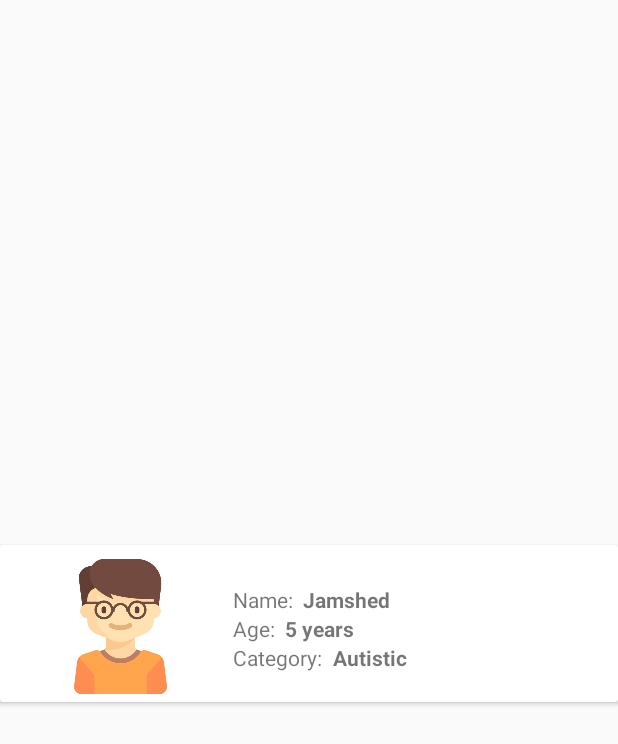
After one commit to mahnoormmalik/SProj, an Android app: the layout student_card_view.xml on its own in the app's theme, with its tools: preview values and no code run, on a phone screen of 412 x 824 dp. The commit adds this screen. Shown: the top 744 px of the screen. Run offline under Robolectric (Android 15) with nearby library versions, the phone set to English and light mode, and no system bars.

Commit message:
card_view

```diff
--- a/app/build.gradle
+++ b/app/build.gradle
@@ -31,6 +31,7 @@ dependencies {
     })
     compile 'com.android.support:appcompat-v7:25.3.0'
     compile 'com.android.support.constraint:constraint-layout:1.0.2'
+    compile 'com.android.support:cardview-v7:25.3.0'
     compile 'com.estimote:sdk:1.4.0'
     compile 'com.google.firebase:firebase-core:11.8.0'
     compile 'com.google.firebase:firebase-storage:11.8.0'
--- a/app/src/main/java/com/example/sproj/sproj/MainActivity.java
+++ b/app/src/main/java/com/example/sproj/sproj/MainActivity.java
@@ -57,7 +57,7 @@ public class MainActivity extends AppCompatActivity {
 //                .load(mStorageRef)
 //                .into(image);
 
-        // Sound code hereee
+        // Sound code here
         final MediaPlayer waterMP = MediaPlayer.create(this, R.raw.paani);
 
         ImageButton waterSound = (ImageButton) this.findViewById(R.id.image1);
--- /dev/null
+++ b/app/src/main/res/layout/student_card_view.xml
@@ -0,0 +1,98 @@
+<android.support.v7.widget.CardView xmlns:android="http://schemas.android.com/apk/res/android"
+    xmlns:app="http://schemas.android.com/apk/res-auto"
+    xmlns:tools="http://schemas.android.com/tools"
+    android:id="@+id/cardView"
+    android:layout_width="match_parent"
+    android:layout_height="wrap_content"
+    android:layout_marginTop="4dp"
+    android:layout_gravity="center"
+    app:contentPadding="5dp"
+    app:cardElevation="2dp"
+    app:cardCornerRadius="2dp"
+    app:cardBackgroundColor="#FFFFFF">
+    <android.support.v7.widget.LinearLayoutCompat
+        android:layout_width="match_parent"
+        android:layout_height="wrap_content"
+        android:orientation="horizontal"
+        android:id="@+id/root_horizontal">
+        <android.support.v7.widget.LinearLayoutCompat
+            android:layout_width="150dp"
+            android:layout_height="match_parent"
+            android:orientation="vertical"
+            android:paddingTop="4dp"
+            android:id="@+id/left_vertical">
+            <ImageView
+                android:layout_width="match_parent"
+                android:layout_height="90dp"
+                android:layout_weight="1"
+                android:id="@+id/org_image"
+                android:src="@drawable/boy" />
+        </android.support.v7.widget.LinearLayoutCompat>
+        <android.support.v7.widget.LinearLayoutCompat
+            android:layout_width="match_parent"
+            android:layout_height="match_parent"
+            android:orientation="vertical"
+            android:paddingRight="4dp"
+            android:id="@+id/right_vertical">
+            <android.support.v7.widget.LinearLayoutCompat
+                android:layout_width="wrap_content"
+                android:layout_height="wrap_content"
+                android:orientation="horizontal"
+                android:id="@+id/name_horizontal">
+                <android.support.v7.widget.AppCompatTextView
+                    android:layout_width="wrap_content"
+                    android:layout_height="wrap_content"
+                    android:id="@+id/name_label"
+                    android:layout_weight="1"
+                    android:text="Name:  "
+                    android:paddingTop="21dp"
+                    />
+                <android.support.v7.widget.AppCompatTextView
+                    android:layout_width="wrap_content"
+                    android:layout_height="wrap_content"
+                    android:id="@+id/name"
+                    android:layout_weight="0"
+                    android:text="Jamshed"
+                    android:textStyle="normal|bold" />
+            </android.support.v7.widget.LinearLayoutCompat>
+            <android.support.v7.widget.LinearLayoutCompat
+                android:layout_width="wrap_content"
+                android:layout_height="wrap_content"
+                android:orientation="horizontal"
+                android:id="@+id/when_horizontal">
+                <android.support.v7.widget.AppCompatTextView
+                    android:layout_width="wrap_content"
+                    android:layout_height="wrap_content"
+                    android:id="@+id/when_label"
+                    android:layout_weight="1"
+                    android:text="Age:  "/>
+                <android.support.v7.widget.AppCompatTextView
+                    android:layout_width="wrap_content"
+                    android:layout_height="wrap_content"
+                    android:id="@+id/time"
+                    android:layout_weight="0"
+                    android:text="5 years"
+                    android:textStyle="normal|bold" />
+            </android.support.v7.widget.LinearLayoutCompat>
+            <android.support.v7.widget.LinearLayoutCompat
+                android:layout_width="wrap_content"
+                android:layout_height="wrap_content"
+                android:orientation="horizontal"
+                android:id="@+id/location_horizontal">
+                <android.support.v7.widget.AppCompatTextView
+                    android:layout_width="wrap_content"
+                    android:layout_height="wrap_content"
+                    android:id="@+id/location_label"
+                    android:layout_weight="1"
+                    android:text="Category:  "/>
+                <android.support.v7.widget.AppCompatTextView
+                    android:layout_width="wrap_content"
+                    android:layout_height="wrap_content"
+                    android:id="@+id/location"
+                    android:layout_weight="0"
+                    android:text="Autistic"
+                    android:textStyle="normal|bold" />
+            </android.support.v7.widget.LinearLayoutCompat>
+        </android.support.v7.widget.LinearLayoutCompat>
+    </android.support.v7.widget.LinearLayoutCompat>
+</android.support.v7.widget.CardView>
```
Also changed, not shown: app/src/main/res/drawable/boy.png (added), app/src/main/res/drawable/girl.png (added).
